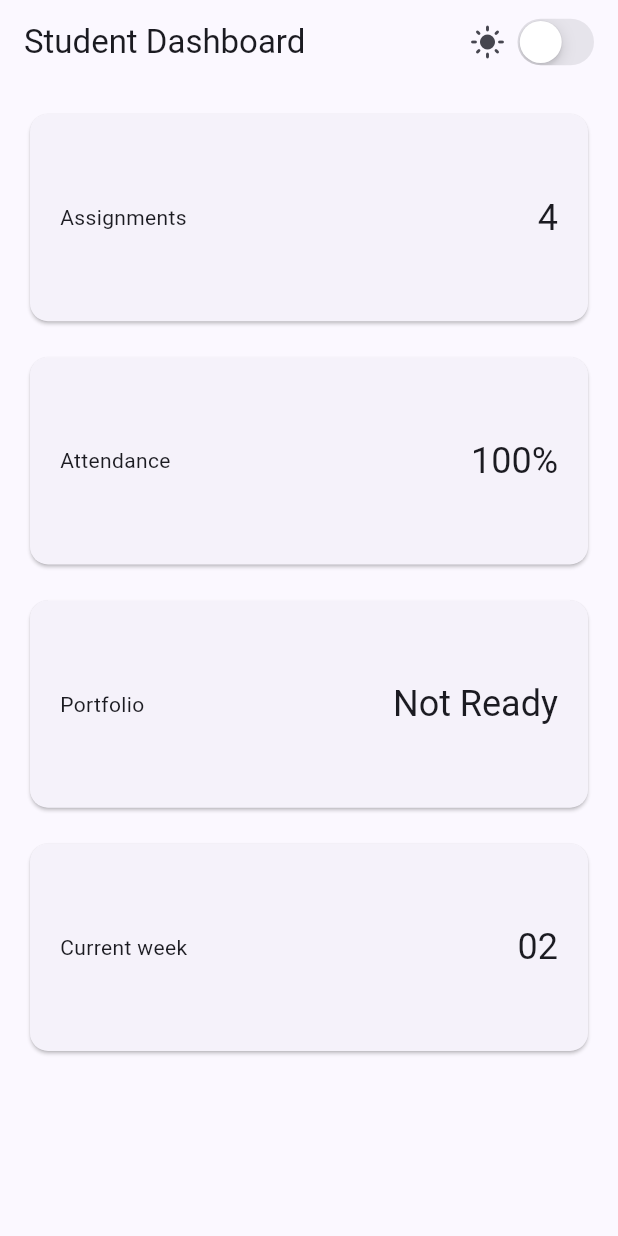
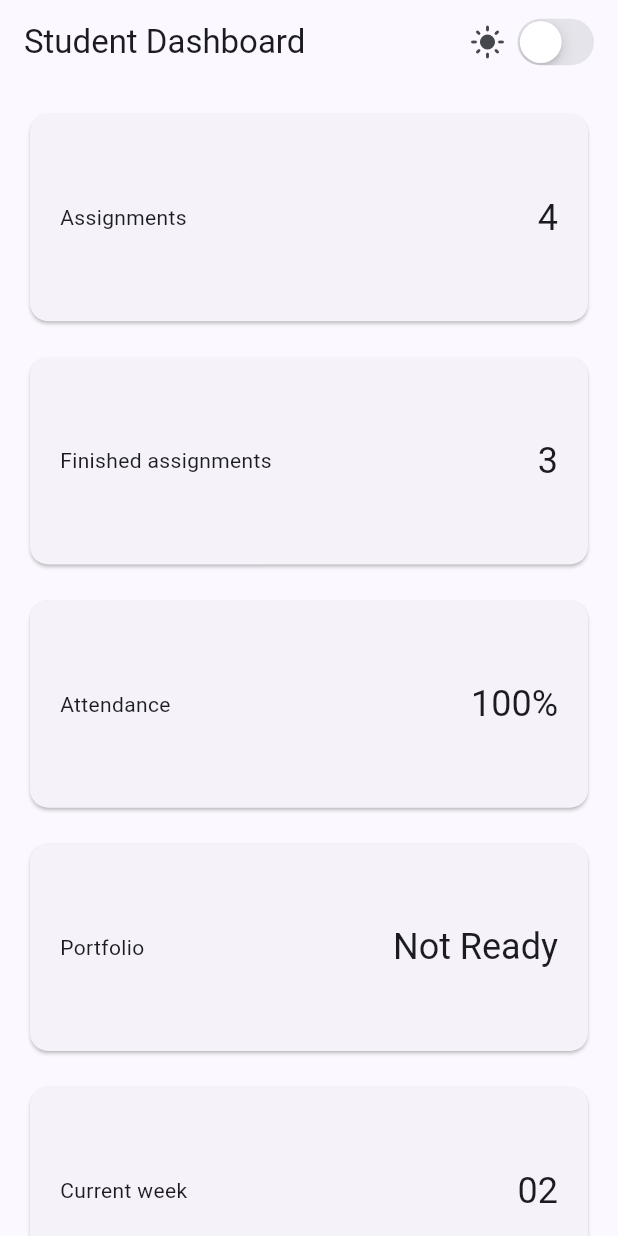
Before and after one commit to ZidAvwa/244107020083-mobile-course, a Flutter app: the screen it shows after launch, on a phone screen of 412 x 824 dp. Run offline on Flutter 3.47's test engine with Material 3 defaults, Android fonts, the phone set to English and light mode, and no system bars.

Commit message:
Second Week : After Experiment

```diff
--- a/02-week-2-declarative-ui-responsive-design/lib/main.dart
+++ b/02-week-2-declarative-ui-responsive-design/lib/main.dart
@@ -66,7 +66,8 @@ class DashboardPage extends StatelessWidget {
             mainAxisSpacing: 16,
             childAspectRatio: 2.6,
             children: const [
-              DashboardCard(title: 'Assignments', value: '4'),
+              DashboardCard(title: 'Assignments', value: '4', ),
+              DashboardCard(title: 'Finished assignments', value: '3'),
               DashboardCard(title: 'Attendance', value: '100%'),
               DashboardCard(title: 'Portfolio', value: 'Not Ready'),
               DashboardCard(title: 'Current week', value: '02'),
```
Also changed, not shown: 2 other files.
